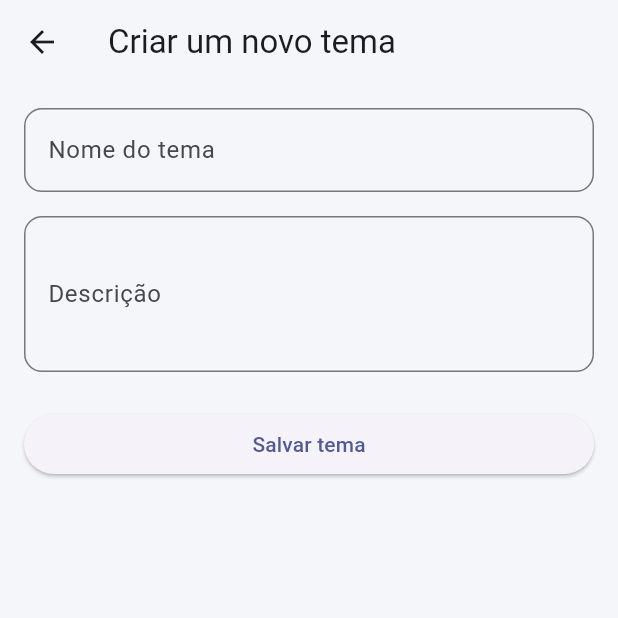
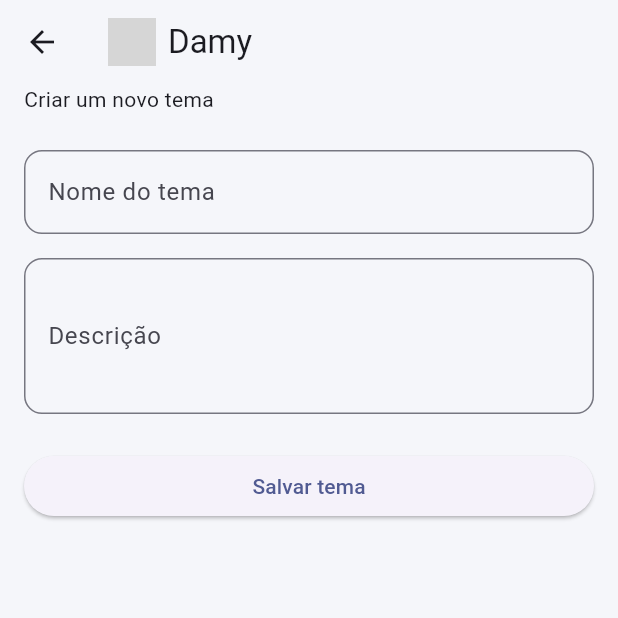
Before and after one commit to pgmoraesdev/MOBILE_CHALLENGE_AMAZUL, a Flutter app: the CategoryForm screen opened directly, on a phone screen of 412 x 824 dp, the top half of it. Run offline on Flutter 3.47's test engine with Material 3 defaults, Android fonts, the phone set to English and light mode, and no system bars; our stand-ins replace lucide_flutter; grey boxes are pictures that could not be loaded.

Commit message:
feat: adiciona o header na screen de temas

```diff
--- a/lib/screens/topic_form_screen.dart
+++ b/lib/screens/topic_form_screen.dart
@@ -1,6 +1,7 @@
 import 'package:flutter/material.dart';
 
 import '../models/topic_model.dart';
+import 'home_screen.dart';
 
 class CategoryForm extends StatefulWidget {
   final Topic? topic;
@@ -46,7 +47,19 @@ class _CategoryFormState extends State<CategoryForm> {
   Widget build(BuildContext context) {
     return Scaffold(
       appBar: AppBar(
-        title: Text(widget.topic == null ? 'Criar um novo tema' : 'Editar tema'),
+        title: const Header(),
+        bottom: PreferredSize(
+          preferredSize: const Size.fromHeight(28),
+          child: Padding(
+            padding: const EdgeInsets.only(left: 16, bottom: 8),
+            child: Align(
+              alignment: Alignment.centerLeft,
+              child: Text(
+                widget.topic == null ? 'Criar um novo tema' : 'Editar tema',
+              ),
+            ),
+          ),
+        ),
       ),
       body: Padding(
         padding: const EdgeInsets.all(16),
```
Also changed, not shown: lib/screens/details_screen.dart (+12 -1 lines), lib/screens/topic_list_screen.dart (+13 -1 lines).
